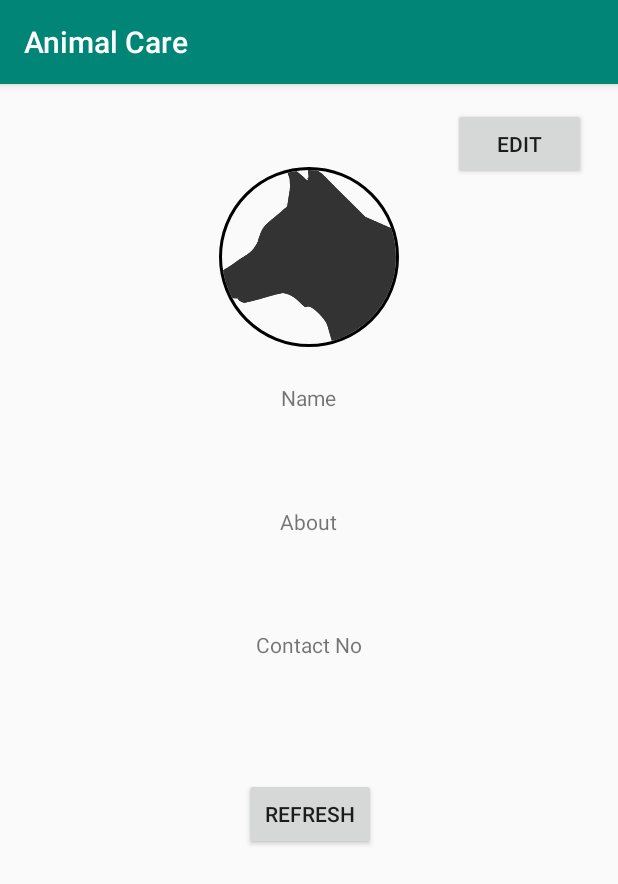
After one commit to atharvakale31/AnimalCare, an Android app: the profile screen opened directly, with no data from a screen before it, on a phone screen of 412 x 824 dp. The commit adds this screen. Shown: the top 884 px of the screen. Run offline under Robolectric (Android 15) with nearby library versions, the phone set to English and light mode, and no system bars; our stand-ins replace CircleImageView, Firebase (no records; nobody signed in at launch, a user with empty details on screens opened directly).

Commit message:
1)edit profile method created. 2)info gets successfully uploaded. 3)Photo can be choosen from gallery successfully. 4)photo upload incomplete. 5)profile created successfully 6)edit btn works 7) Refresh button work in progress

```diff
--- a/app/src/main/java/com/example/animalcare/Signup.java
+++ b/app/src/main/java/com/example/animalcare/Signup.java
@@ -22,6 +22,8 @@ public class Signup extends AppCompatActivity {
     TextView emailid, pass ;
     Button signupBtn;
 
+
+
     @Override
     protected void onCreate(Bundle savedInstanceState) {
         super.onCreate(savedInstanceState);
@@ -30,6 +32,7 @@ public class Signup extends AppCompatActivity {
          emailid = (TextView) findViewById(R.id.emailText);
          pass = (TextView) findViewById(R.id.LoginPassword);
          signupBtn =findViewById(R.id.Signupbtn2);
+
 
 
         signupBtn.setOnClickListener(new View.OnClickListener() {
@@ -62,6 +65,7 @@ public class Signup extends AppCompatActivity {
 //                            else
 //                            {
 //                                Toast.makeText(Signup.this,"SignUp Successfull",Toast.LENGTH_LONG).show();
+
 //                               // sendemailverification();
 //                               // startActivity(new Intent(Signup.this,HomeActivity.class));
 //
@@ -75,6 +79,8 @@ public class Signup extends AppCompatActivity {
                             if (task.isSuccessful()) {
                             Toast.makeText(Signup.this,"SignUp Successfull",Toast.LENGTH_LONG).show();
                                 sendemailverification();
+
+
 
                             } else {
                                 Toast.makeText(Signup.this, "SignUp Unsuccessfull!", Toast.LENGTH_SHORT).show();
--- /dev/null
+++ b/app/src/main/java/com/example/animalcare/profile.java
@@ -0,0 +1,82 @@
+package com.example.animalcare;
+
+import androidx.annotation.NonNull;
+import androidx.appcompat.app.AppCompatActivity;
+
+import android.content.Intent;
+import android.os.Bundle;
+import android.view.View;
+import android.widget.Button;
+import android.widget.TextView;
+
+import com.google.firebase.auth.FirebaseAuth;
+import com.google.firebase.auth.FirebaseUser;
+import com.google.firebase.database.DataSnapshot;
+import com.google.firebase.database.DatabaseError;
+import com.google.firebase.database.DatabaseReference;
+import com.google.firebase.database.FirebaseDatabase;
+import com.google.firebase.database.ValueEventListener;
+
+public class profile extends AppCompatActivity {
+
+FirebaseDatabase dt;
+DatabaseReference reff;
+TextView a,b,c;
+Button refresh;
+
+    @Override
+    protected void onCreate(Bundle savedInstanceState) {
+        super.onCreate(savedInstanceState);
+        setContentView(R.layout.profile);
+
+        Button edit=findViewById(R.id.Editbtn);
+        edit.setOnClickListener(new View.OnClickListener() {
+            @Override
+            public void onClick(View view) {
+               Intent intent =new Intent(profile.this, editprofile.class);
+                startActivity(intent);
+            }
+        });
+
+        a=(TextView) findViewById(R.id.namet);
+        b=(TextView) findViewById(R.id.aboutt);
+        c=(TextView) findViewById(R.id.contactt);
+        refresh=(Button) findViewById(R.id.Refresh);
+
+        refresh.setOnClickListener(new View.OnClickListener() {
+            @Override
+            public void onClick(View view) {
+                FirebaseUser u= FirebaseAuth.getInstance().getCurrentUser();
+
+                reff=FirebaseDatabase.getInstance().getReference().child("ProfileData").child(u.toString());
+
+                reff.addValueEventListener(new ValueEventListener() {
+                    @Override
+                    public void onDataChange(@NonNull DataSnapshot dataSnapshot) {
+
+                        for(DataSnapshot snapshot : dataSnapshot.getChildren())
+                        {
+
+                        }
+                       /* String name=dataSnapshot.child("name").getValue().toString();
+                        String about=dataSnapshot.child("about").getValue().toString();
+                        String no=dataSnapshot.child("no").getValue().toString();
+                        a.setText(name);
+                        b.setText(about);
+                        c.setText(no);*/
+
+                    }
+
+                    @Override
+                    public void onCancelled(@NonNull DatabaseError databaseError) {
+
+                    }
+                });
+
+            }
+        });
+
+
+
+    }
+}
--- /dev/null
+++ b/app/src/main/res/layout/profile.xml
@@ -0,0 +1,107 @@
+<?xml version="1.0" encoding="utf-8"?>
+<RelativeLayout xmlns:android="http://schemas.android.com/apk/res/android"
+    xmlns:app="http://schemas.android.com/apk/res-auto"
+    xmlns:tools="http://schemas.android.com/tools"
+    android:layout_width="match_parent"
+    android:layout_height="match_parent"
+    tools:context=".editprofile">
+
+    <de.hdodenhof.circleimageview.CircleImageView
+        android:id="@+id/profileI"
+
+        android:layout_width="120dp"
+        android:layout_height="120dp"
+        android:layout_alignParentTop="true"
+        android:layout_centerHorizontal="true"
+        android:layout_marginTop="55dp"
+        android:src="@drawable/dogprofile"
+        app:civ_border_color="#000000"
+        app:civ_border_width="2dp" />
+
+    <TextView
+        android:id="@+id/nam"
+        android:layout_width="wrap_content"
+        android:layout_height="wrap_content"
+        android:layout_alignParentTop="true"
+        android:layout_centerHorizontal="true"
+        android:layout_marginStart="100dp"
+        android:layout_marginTop="199dp"
+        android:text="Name" />
+
+    <TextView
+        android:id="@+id/namet"
+        android:layout_width="wrap_content"
+        android:layout_height="wrap_content"
+
+        android:layout_alignParentTop="true"
+
+        android:layout_centerHorizontal="true"
+        android:layout_marginTop="232dp"
+        android:ems="10"
+         />
+
+    <TextView
+        android:id="@+id/abt"
+        android:layout_width="wrap_content"
+        android:layout_height="wrap_content"
+        android:layout_alignParentTop="true"
+        android:layout_centerHorizontal="true"
+        android:layout_marginTop="282dp"
+        android:text="About" />
+
+    <TextView
+        android:id="@+id/aboutt"
+        android:layout_width="wrap_content"
+        android:layout_height="wrap_content"
+        android:layout_alignParentTop="true"
+        android:layout_centerHorizontal="true"
+        android:layout_marginTop="309dp"
+        android:ems="10"
+        />
+
+    <TextView
+        android:id="@+id/cnt"
+        android:layout_width="wrap_content"
+        android:layout_height="wrap_content"
+        android:layout_alignParentTop="true"
+        android:layout_centerHorizontal="true"
+        android:layout_marginTop="364dp"
+        android:text="Contact No" />
+
+    <TextView
+        android:id="@+id/contactt"
+        android:layout_width="wrap_content"
+        android:layout_height="wrap_content"
+        android:layout_alignParentTop="true"
+        android:layout_centerHorizontal="true"
+        android:layout_marginTop="397dp"
+        android:ems="10"
+         />
+
+    <Button
+        android:id="@+id/Editbtn"
+        android:layout_width="wrap_content"
+        android:layout_height="wrap_content"
+        android:layout_alignParentStart="true"
+
+        android:layout_alignParentTop="true"
+        android:layout_alignParentEnd="true"
+        android:layout_centerHorizontal="true"
+        android:layout_marginStart="302dp"
+        android:layout_marginTop="16dp"
+        android:layout_marginEnd="21dp"
+        android:text="Edit" />
+
+    <Button
+        android:id="@+id/Refresh"
+        android:layout_width="wrap_content"
+        android:layout_height="wrap_content"
+        android:layout_below="@+id/contactt"
+        android:layout_alignParentEnd="true"
+        android:layout_centerHorizontal="true"
+        android:layout_marginTop="46dp"
+        android:layout_marginEnd="161dp"
+        android:text="Refresh" />
+
+
+</RelativeLayout>
--- a/app/src/main/res/menu/menu_items.xml
+++ b/app/src/main/res/menu/menu_items.xml
@@ -2,6 +2,9 @@
 <menu xmlns:android="http://schemas.android.com/apk/res/android">
 
     <item
+        android:title="Profile"
+        android:id="@+id/ItemProfile"/>
+    <item
         android:title="Log out"
         android:id="@+id/ItemLogout"/>
 </menu>
--- a/build.gradle
+++ b/build.gradle
@@ -8,7 +8,7 @@ buildscript {
     }
     dependencies {
         classpath 'com.android.tools.build:gradle:3.6.3'
-        classpath 'com.google.gms:google-services:4.2.0'
+        classpath 'com.google.gms:google-services:4.3.3'
 
         // NOTE: Do not place your application dependencies here; they belong
         // in the individual module build.gradle files
```
Also changed, not shown: app/build.gradle (+9 -4 lines), app/src/main/AndroidManifest.xml (+9 -2 lines), app/src/main/java/com/example/animalcare/HomeActivity.java (+11 -3 lines), app/src/main/java/com/example/animalcare/editprofile.java (added, +158 -0 lines), app/src/main/java/com/example/animalcare/profileData.java (added, +37 -0 lines), app/src/main/res/layout/activity_editprofile.xml (added, +96 -0 lines), app/src/main/res/drawable/dogprofile.png (added).
